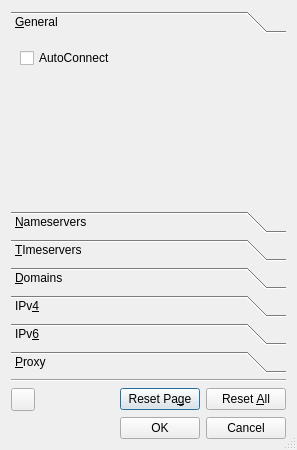
This is apps/cmstapp/code/peditor/ui/peditor.ui in andrew-bibb/cmst as Qt 5 draws it before an edit. The edited form follows.
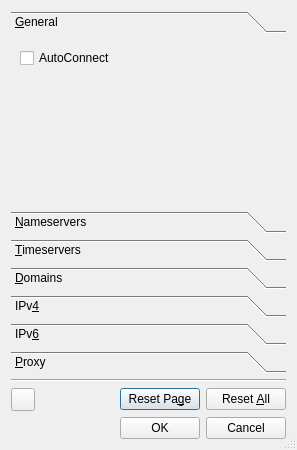
This is the edited form.

Commit message: in peditor nameserver and timeserver validate to IPv4, IPv6 or a domain name

The edit to the form file:
```diff
--- a/apps/cmstapp/code/peditor/ui/peditor.ui
+++ b/apps/cmstapp/code/peditor/ui/peditor.ui
@@ -110,7 +110,7 @@
        <string>&lt;html&gt;&lt;head/&gt;&lt;body&gt;&lt;p&gt;The list of manually configured time servers.&lt;/p&gt;&lt;p&gt;The first entry in the list represents the timeserver with the highest priority.&lt;/p&gt;&lt;p&gt;When using manual configuration this setting is useful to override all the other timeserver settings. This is service specific, hence only the values for the default service are used.&lt;/p&gt;&lt;p&gt;Changes to this property will result in restart of NTP query.&lt;/p&gt;&lt;p&gt;Enter one or more IP addresses.  Separate each address you enter by a comma, semi-colon, or by white space.&lt;/p&gt;&lt;/body&gt;&lt;/html&gt;</string>
       </property>
       <attribute name="label">
-       <string>&amp;TImeservers</string>
+       <string>&amp;Timeservers</string>
       </attribute>
       <layout class="QVBoxLayout" name="verticalLayout_4">
        <item>
```
The commit also changes 3 other files.
